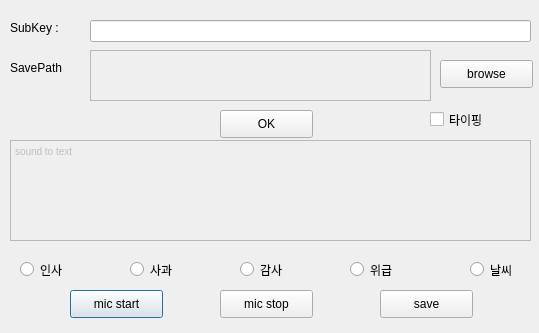
Qt form main.ui (withdongyeong/stt_team3) before a commit.
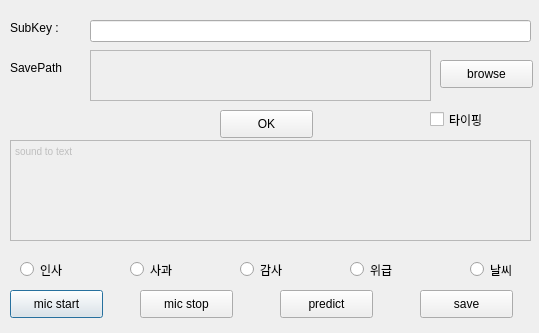
The same form after that commit.

Commit message: make sample pth

```diff
--- a/main.ui
+++ b/main.ui
@@ -16,7 +16,7 @@
   <widget class="QPushButton" name="startButton">
    <property name="geometry">
     <rect>
-     <x>70</x>
+     <x>10</x>
      <y>290</y>
      <width>93</width>
      <height>28</height>
@@ -68,7 +68,7 @@
   <widget class="QPushButton" name="stopButton">
    <property name="geometry">
     <rect>
-     <x>220</x>
+     <x>140</x>
      <y>290</y>
      <width>93</width>
      <height>28</height>
@@ -179,7 +179,7 @@
   <widget class="QPushButton" name="saveButton">
    <property name="geometry">
     <rect>
-     <x>380</x>
+     <x>420</x>
      <y>290</y>
      <width>93</width>
      <height>28</height>
@@ -228,6 +228,19 @@
     <string>타이핑</string>
    </property>
   </widget>
+  <widget class="QPushButton" name="predictButton">
+   <property name="geometry">
+    <rect>
+     <x>280</x>
+     <y>290</y>
+     <width>93</width>
+     <height>28</height>
+    </rect>
+   </property>
+   <property name="text">
+    <string>predict</string>
+   </property>
+  </widget>
  </widget>
  <resources/>
  <connections/>
```
The commit also changes 2 other files.
